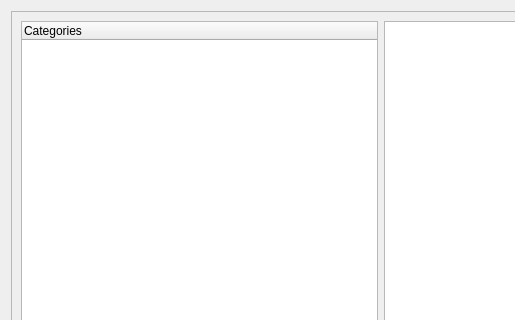
The window that libs/librepcbprojecteditor/dialogs/addgencompdialog.ui (LibrePCB/LibrePCB) describes before a commit, drawn with Qt 5; both pictures show x 0 to 515 and y 0 to 320 of the 1124 by 592 pixel window.
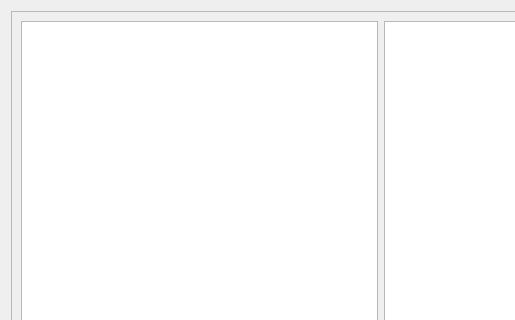
The same window after the commit. Custom widgets are drawn as their Qt base class.

Commit message: added support for library categories; improved AddGenCompDialog (with many new crazy bugs!)

Patch:
```diff
--- a/libs/librepcbprojecteditor/dialogs/addgencompdialog.ui
+++ b/libs/librepcbprojecteditor/dialogs/addgencompdialog.ui
@@ -33,18 +33,10 @@
       </property>
       <layout class="QHBoxLayout" name="horizontalLayout">
        <item>
-        <widget class="QTreeWidget" name="treeCategories">
-         <property name="minimumSize">
-          <size>
-           <width>150</width>
-           <height>0</height>
-          </size>
+        <widget class="QTreeView" name="treeCategories">
+         <property name="editTriggers">
+          <set>QAbstractItemView::NoEditTriggers</set>
          </property>
-         <column>
-          <property name="text">
-           <string>Categories</string>
-          </property>
-         </column>
         </widget>
        </item>
        <item>
```
The commit also changes 17 other files.
